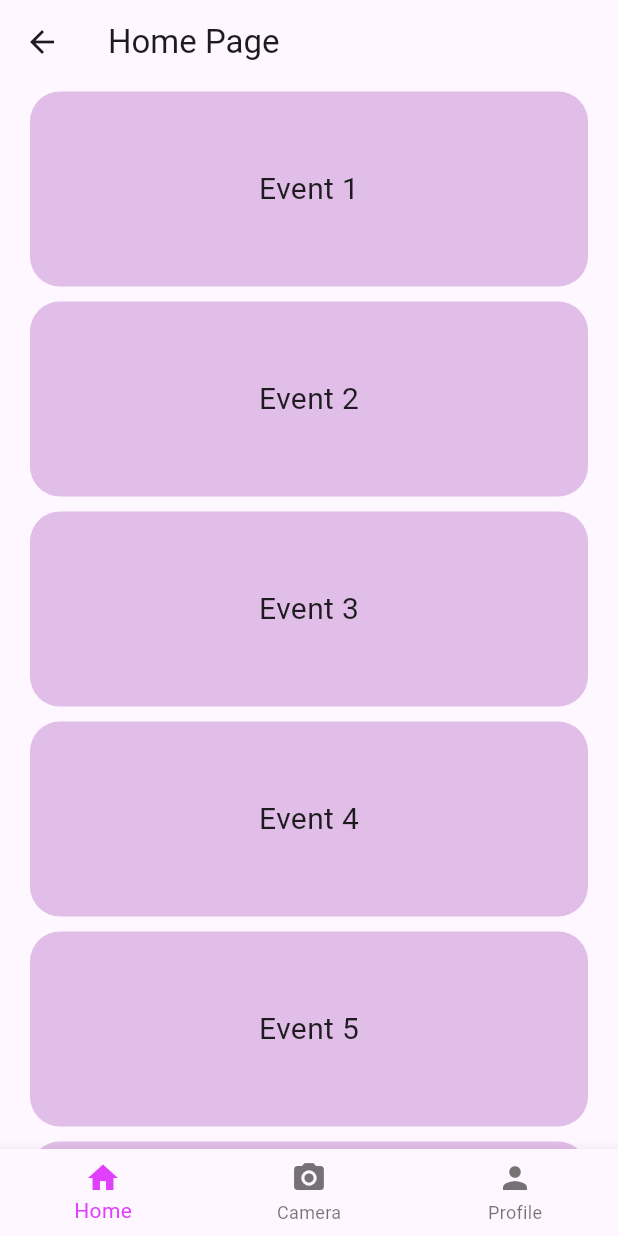
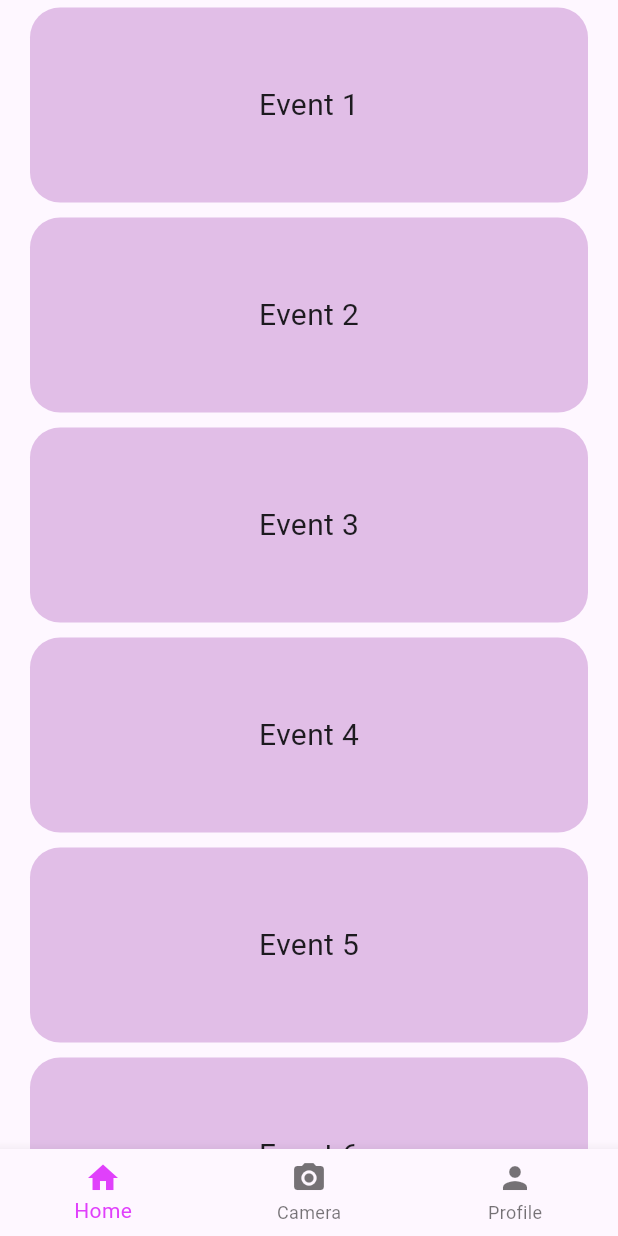
Before and after one commit to ErsekBeatriceAdrienne/Memora, a Flutter app: the HomePage screen opened directly, on a phone screen of 412 x 824 dp. Run offline on Flutter 3.47's test engine with Material 3 defaults, Android fonts, the phone set to English and light mode, and no system bars; our stand-ins replace table_calendar.

```diff
--- a/Frontend/friends_with_memories/lib/pages/home_page.dart
+++ b/Frontend/friends_with_memories/lib/pages/home_page.dart
@@ -79,9 +79,6 @@ class _HomePageState extends State<HomePage>
   @override
   Widget build(BuildContext context) {
     return Scaffold(
-      appBar: AppBar(
-        title: Text('Home Page'),
-      ),
       body: _pages.elementAt(_selectedIndex), // Switches between Home, Camera, and Profile
       bottomNavigationBar: BottomNavigationBar(
         items: const <BottomNavigationBarItem>[
```
